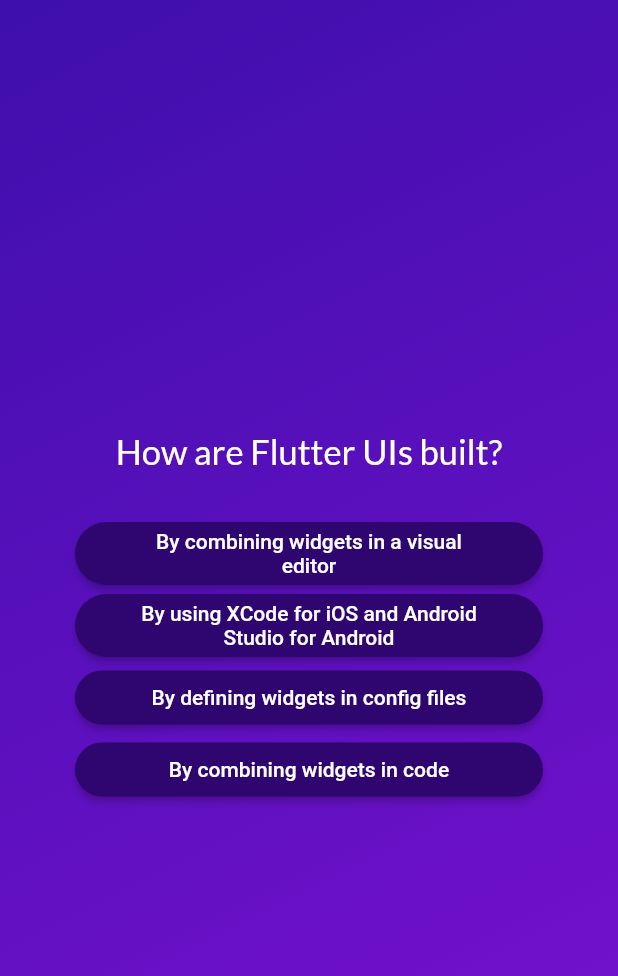
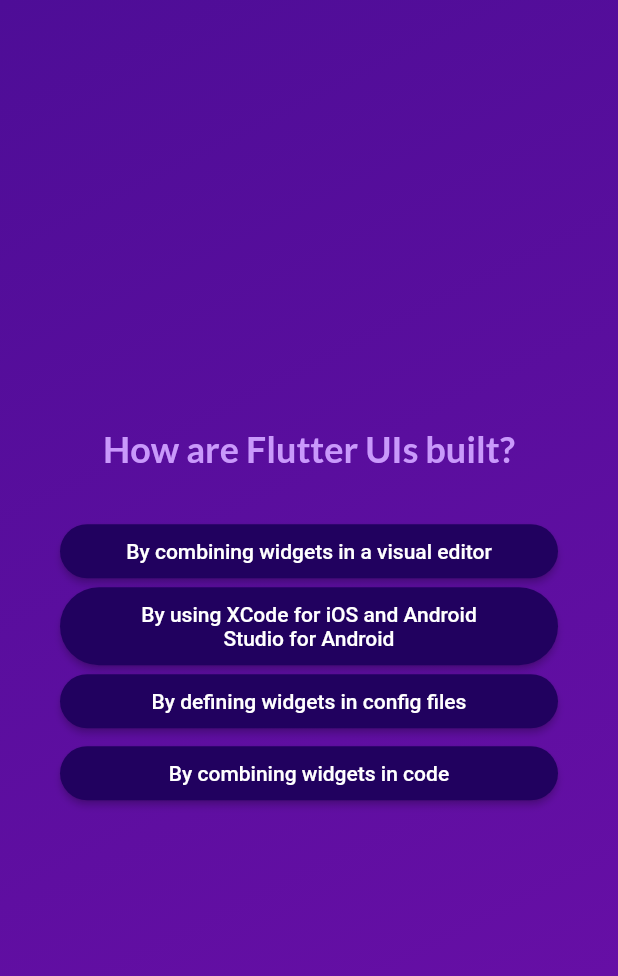
Before and after one commit to Indranilsen2005/Demo_Quiz_App, a Flutter app: the screen it shows after launch, after a tap on "Start Quiz", after a tap on "Components", on a phone screen of 412 x 824 dp. Shown: the top 976 px of the screen. Run offline on Flutter 3.47's test engine with Material 2 defaults, Android fonts, the phone set to English and light mode, and no system bars; our stand-ins replace google_fonts.

```diff
--- a/lib/answer_button.dart
+++ b/lib/answer_button.dart
@@ -1,28 +1,30 @@
 import 'package:flutter/material.dart';
 
 class AnswerButton extends StatelessWidget {
-  const AnswerButton(
-      {super.key, required this.answerText, required this.onTap});
+  const AnswerButton({
+    super.key,
+    required this.answerText,
+    required this.onTap,
+  });
 
   final String answerText;
   final void Function() onTap;
+
   @override
   Widget build(BuildContext context) {
     return ElevatedButton(
+      onPressed: onTap,
       style: ElevatedButton.styleFrom(
         padding: const EdgeInsets.symmetric(
+          vertical: 10,
           horizontal: 40,
-          vertical: 5,
         ),
-        backgroundColor: const Color.fromARGB(255, 47, 6, 111),
+        backgroundColor: const Color.fromARGB(255, 33, 1, 95),
         foregroundColor: Colors.white,
-        shape: const RoundedRectangleBorder(
-          borderRadius: BorderRadius.all(
-            Radius.circular(40),
-          ),
+        shape: RoundedRectangleBorder(
+          borderRadius: BorderRadius.circular(40),
         ),
       ),
-      onPressed: onTap,
       child: Text(
         answerText,
         textAlign: TextAlign.center,
--- a/lib/data/questions.dart
+++ b/lib/data/questions.dart
@@ -1,4 +1,4 @@
-import 'package:quiz_app/models/quiz_questions.dart';
+import 'package:quiz_app/models/quiz_question.dart';
 
 const questions = [
   QuizQuestion(
--- a/lib/main.dart
+++ b/lib/main.dart
@@ -1,8 +1,7 @@
 import 'package:flutter/material.dart';
+
 import 'package:quiz_app/quiz.dart';
 
 void main() {
-  runApp(
-    const Quiz()
-  );
+  runApp(const Quiz());
 }
--- /dev/null
+++ b/lib/models/quiz_question.dart
@@ -0,0 +1,12 @@
+class QuizQuestion {
+  const QuizQuestion(this.text, this.answers);
+
+  final String text;
+  final List<String> answers;
+
+  List<String> getShuffledAnswers() {
+    final shuffledList = List.of(answers);
+    shuffledList.shuffle();
+    return shuffledList;
+  }
+}
--- a/lib/models/quiz_questions.dart
+++ /dev/null
@@ -1,12 +0,0 @@
-class QuizQuestion {
-  const QuizQuestion(this.question, this.answer);
-
-  final String question;
-  final List<String> answer;
-
-  List<String> getShuffledAnswer() {
-    final shuffledAnswer = List.of(answer);
-    shuffledAnswer.shuffle();
-    return shuffledAnswer;
-  }
-}
--- a/lib/questions_screen.dart
+++ b/lib/questions_screen.dart
@@ -1,53 +1,65 @@
 import 'package:flutter/material.dart';
+import 'package:google_fonts/google_fonts.dart';
+
 import 'package:quiz_app/answer_button.dart';
 import 'package:quiz_app/data/questions.dart';
-import 'package:google_fonts/google_fonts.dart';
 
 class QuestionsScreen extends StatefulWidget {
-  const QuestionsScreen(this.storeSelectedAnswer, {super.key});
-  final void Function(String answer) storeSelectedAnswer;
+  const QuestionsScreen({
+    super.key,
+    required this.onSelectAnswer,
+  });
+
+  final void Function(String answer) onSelectAnswer;
+
   @override
-  State<QuestionsScreen> createState() => _QuestionsScreenState();
+  State<QuestionsScreen> createState() {
+    return _QuestionsScreenState();
+  }
 }
 
 class _QuestionsScreenState extends State<QuestionsScreen> {
   var currentQuestionIndex = 0;
-  void onTapAnswer(String selectedAnswer) {
-    widget.storeSelectedAnswer(selectedAnswer);
+
+  void answerQuestion(String selectedAnswer) {
+    widget.onSelectAnswer(selectedAnswer);
+    // currentQuestionIndex = currentQuestionIndex + 1;
+    // currentQuestionIndex += 1;
     setState(() {
-      currentQuestionIndex++;
+      currentQuestionIndex++; // increments the value by 1
     });
   }
 
   @override
-  Widget build(BuildContext context) {
-    var currentQuestion = questions[currentQuestionIndex];
+  Widget build(context) {
+    final currentQuestion = questions[currentQuestionIndex];
 
     return SizedBox(
       width: double.infinity,
       child: Container(
-        margin: const EdgeInsets.all(50),
+        margin: const EdgeInsets.all(40),
         child: Column(
           mainAxisAlignment: MainAxisAlignment.center,
           crossAxisAlignment: CrossAxisAlignment.stretch,
           children: [
             Text(
-              currentQuestion.question,
+              currentQuestion.text,
               style: GoogleFonts.lato(
-                color: Colors.white,
-                fontSize: 23,
-                // fontWeight: FontWeight.bold,
+                color: const Color.fromARGB(255, 201, 153, 251),
+                fontSize: 24,
+                fontWeight: FontWeight.bold,
               ),
               textAlign: TextAlign.center,
             ),
             const SizedBox(height: 30),
-            ...currentQuestion.getShuffledAnswer().map((answer) {
+            ...currentQuestion.getShuffledAnswers().map((answer) {
               return AnswerButton(
-                  answerText: answer,
-                  onTap: () {
-                    onTapAnswer(answer);
-                  });
-            }),
+                answerText: answer,
+                onTap: () {
+                  answerQuestion(answer);
+                },
+              );
+            })
           ],
         ),
       ),
--- a/lib/quiz.dart
+++ b/lib/quiz.dart
@@ -1,24 +1,20 @@
 import 'package:flutter/material.dart';
+
+import 'package:quiz_app/start_screen.dart';
 import 'package:quiz_app/questions_screen.dart';
-import 'package:quiz_app/start_screen.dart';
 import 'package:quiz_app/data/questions.dart';
-import 'package:quiz_app/result_screen.dart';
+import 'package:quiz_app/results_screen.dart';
 
 class Quiz extends StatefulWidget {
   const Quiz({super.key});
 
   @override
-  State<Quiz> createState() => _QuizState();
+  State<Quiz> createState() {
+    return _QuizState();
+  }
 }
 
 class _QuizState extends State<Quiz> {
-  // Widget? activeScreen;
-  // @override
-  // void initState() {
-  //   activeScreen = StartScreen(switchScreen);
-  //   super.initState();
-  // }
-
   List<String> selectedAnswers = [];
   var activeScreen = 'start-screen';
 
@@ -28,29 +24,29 @@ class _QuizState extends State<Quiz> {
     });
   }
 
-  void storeSelectedAnswer(String answer) {
+  void chooseAnswer(String answer) {
     selectedAnswers.add(answer);
 
     if (selectedAnswers.length == questions.length) {
       setState(() {
-        activeScreen = 'result-screen';
+        activeScreen = 'results-screen';
       });
     }
-
-
   }
 
   @override
-  Widget build(BuildContext context) {
-    Widget activeWidget = StartScreen(switchScreen);
+  Widget build(context) {
+    Widget screenWidget = StartScreen(switchScreen);
+
     if (activeScreen == 'questions-screen') {
-      activeWidget = QuestionsScreen(storeSelectedAnswer);
+      screenWidget = QuestionsScreen(
+        onSelectAnswer: chooseAnswer,
+      );
     }
 
-    if (activeScreen == 'result-screen') {
-      activeWidget = ResultScreen(
-
-        chosenAnswer: selectedAnswers,
+    if (activeScreen == 'results-screen') {
+      screenWidget = ResultsScreen(
+        chosenAnswers: selectedAnswers,
       );
     }
 
@@ -60,20 +56,14 @@ class _QuizState extends State<Quiz> {
           decoration: const BoxDecoration(
             gradient: LinearGradient(
               colors: [
-                  Color.fromARGB(255, 62, 15, 172),
-                  Color.fromARGB(255, 123, 17, 209),
+                Color.fromARGB(255, 78, 13, 151),
+                Color.fromARGB(255, 107, 15, 168),
               ],
               begin: Alignment.topLeft,
               end: Alignment.bottomRight,
             ),
           ),
-            child: activeWidget
-
-            // Using ternary expression
-            // activeScreen == 'start-screen'
-            //     ? StartScreen(switchScreen)
-            //     : const QuestionsScreen(),
-
+          child: screenWidget,
         ),
       ),
     );
--- a/lib/start_screen.dart
+++ b/lib/start_screen.dart
@@ -17,27 +17,30 @@ class StartScreen extends StatelessWidget {
             width: 300,
             color: const Color.fromARGB(150, 255, 255, 255),
           ),
-          const SizedBox(
-            height: 60,
-          ),
+          // Opacity(
+          //   opacity: 0.6,
+          //   child: Image.asset(
+          //     'assets/images/quiz-logo.png',
+          //     width: 300,
+          //   ),
+          // ),
+          const SizedBox(height: 80),
           Text(
             'Learn Flutter the fun way!',
             style: GoogleFonts.lato(
-              color: Colors.white,
-              fontSize: 25,
+              color: const Color.fromARGB(255, 237, 223, 252),
+              fontSize: 24,
             ),
           ),
-          const SizedBox(
-            height: 50,
-          ),
+          const SizedBox(height: 30),
           OutlinedButton.icon(
             onPressed: startQuiz,
+            style: OutlinedButton.styleFrom(
+              foregroundColor: Colors.white,
+            ),
             icon: const Icon(Icons.arrow_right_alt),
-            style: OutlinedButton.styleFrom(foregroundColor: Colors.white),
-            label: const Text(
-              'Start Quiz',
-            ),
-          ),
+            label: const Text('Start Quiz'),
+          )
         ],
       ),
     );
```
Also changed, not shown: lib/questions_summary.dart (renamed from lib/question_summary.dart, +12 -10 lines), lib/result_screen.dart (deleted, +0 -60 lines), lib/results_screen.dart (added, +65 -0 lines). Lines whose indentation alone changed are shown as unchanged.
